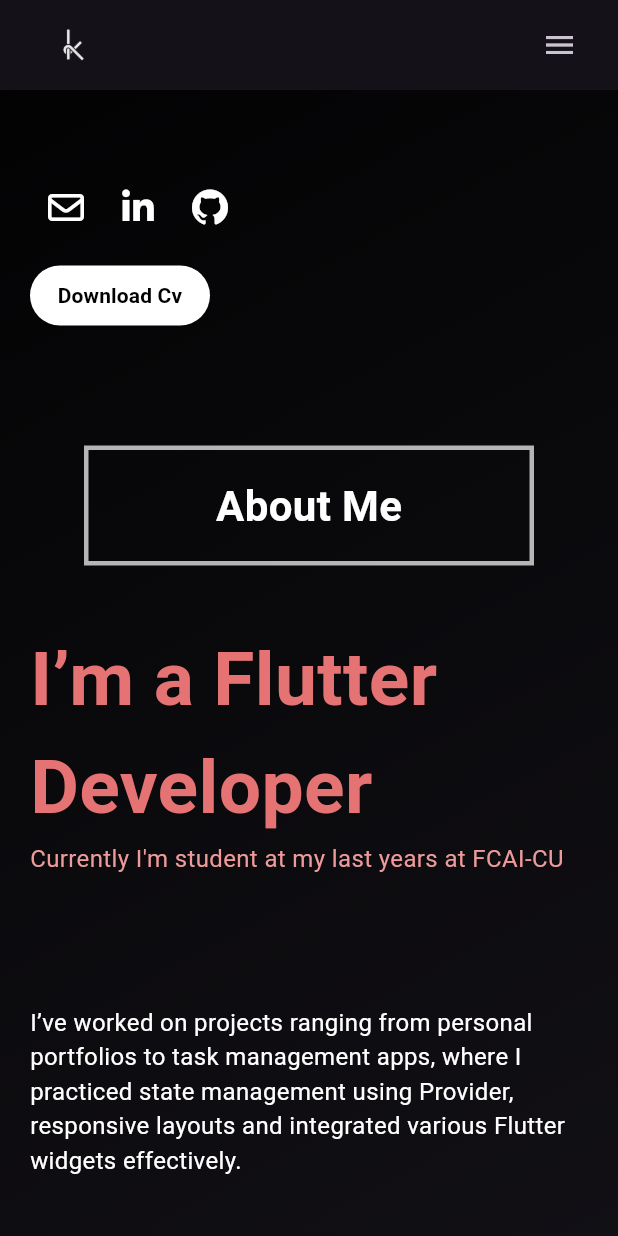
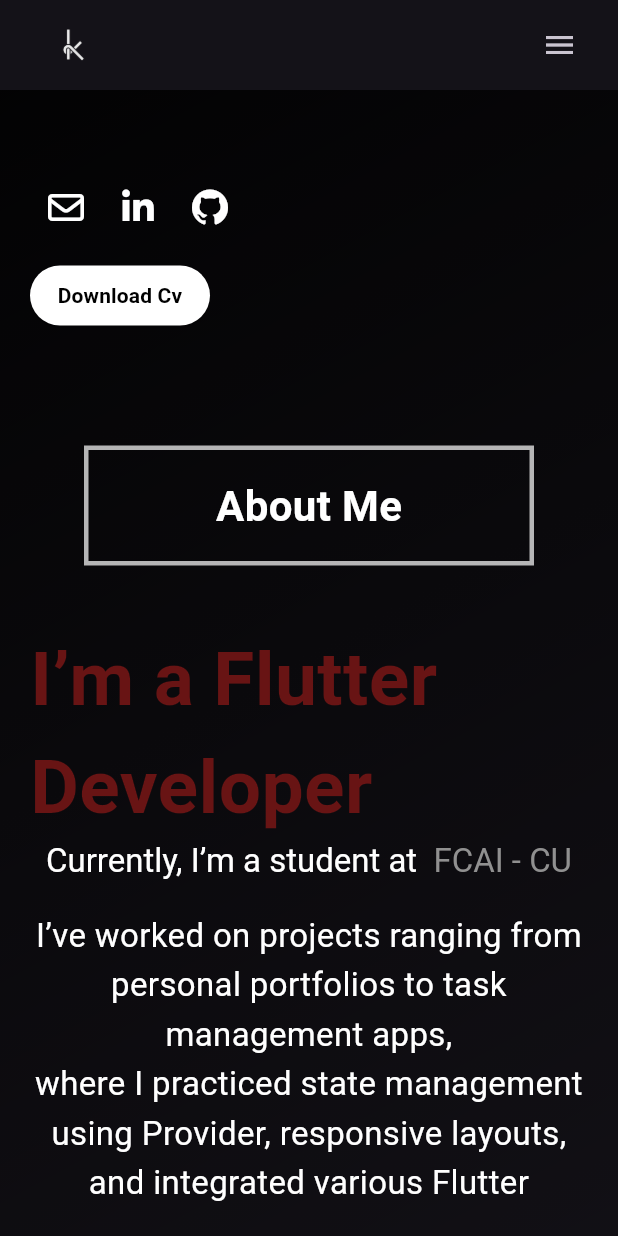
Before and after one commit to klarasameh1/Portfolio, a Flutter app: the screen it shows after launch, scrolled down 576 dp, on a phone screen of 412 x 824 dp. Run offline on Flutter 3.47's test engine with Material 3 defaults, Android fonts, the phone set to English and light mode, and no system bars; our stand-ins replace font_awesome_flutter.

Commit message:
edit about section

```diff
--- a/lib/pages/About/aboutPage.dart
+++ b/lib/pages/About/aboutPage.dart
@@ -8,7 +8,7 @@ class AboutPage extends StatelessWidget {
   Widget build(BuildContext context) {
     return Center(
       child: Column(
-          crossAxisAlignment: CrossAxisAlignment.start,
+          crossAxisAlignment: CrossAxisAlignment.center,
           children: [
 
             Center(child: RectangleBox(content: "About Me")),
@@ -18,41 +18,52 @@ class AboutPage extends StatelessWidget {
               "I’m a Flutter Developer",
               style: TextStyle(
                 fontSize: 50,
-                color: Colors.red[300],
+                color: Color(0xff681414),
                 fontWeight: FontWeight.bold,
               ),
             ),
-            Text(
-              "Currently I'm student at my last years at FCAI-CU\n\n",
-              style: TextStyle(
-                fontSize: 16,
-                color: Colors.red[200],
+            RichText(
+              text: TextSpan(
+                style: const TextStyle(fontSize: 22, color: Colors.white),
+                children: [
+                  const TextSpan(text: "Currently, I’m a student at  "),
+                  TextSpan(
+                    text: "FCAI - CU",
+                    style: TextStyle(
+                      color: Color(0xff909090),
+                    ),
+                  ),
+                ],
               ),
             ),
-            SizedBox(height: 40,),
+            const SizedBox(height: 20),
 
-            Text(
+            // Experience
+            const Text(
+              textAlign: TextAlign.center,
               "I’ve worked on projects ranging from personal portfolios to task management apps, "
-                  "where I practiced state management using Provider, responsive layouts and "
+                  "\nwhere I practiced state management using Provider, responsive layouts, and "
                   "integrated various Flutter widgets effectively.",
               style: TextStyle(
-                fontSize: 16,
+                fontSize: 22,
                 color: Colors.white,
+                height: 1.5,
               ),
             ),
-            SizedBox(height: 20),
+            const SizedBox(height: 20),
 
-            Text(
-              "I Hope to contribute to projects that make a real difference "
+            // Goal
+            const Text(
+              "My goal is to contribute to projects that make a real difference "
                   "while continuously improving as a Flutter developer.",
               style: TextStyle(
-                fontSize: 16,
+                fontSize: 18,
                 color: Colors.white,
-
+                height: 1.5,
               ),
             ),
           ],
-        ),
+      ),
     );
   }
 }
```
